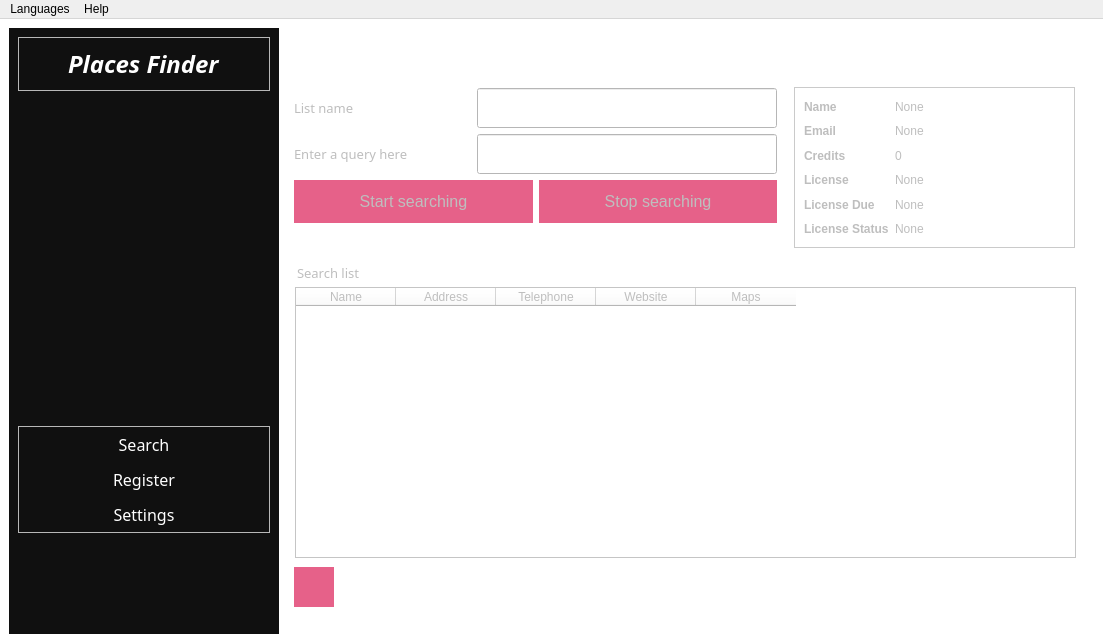
This is UI/goomaps.ui in AhmedGsm/Google-Maps-Scraper as Qt 5 draws it before an edit. The edited form follows.
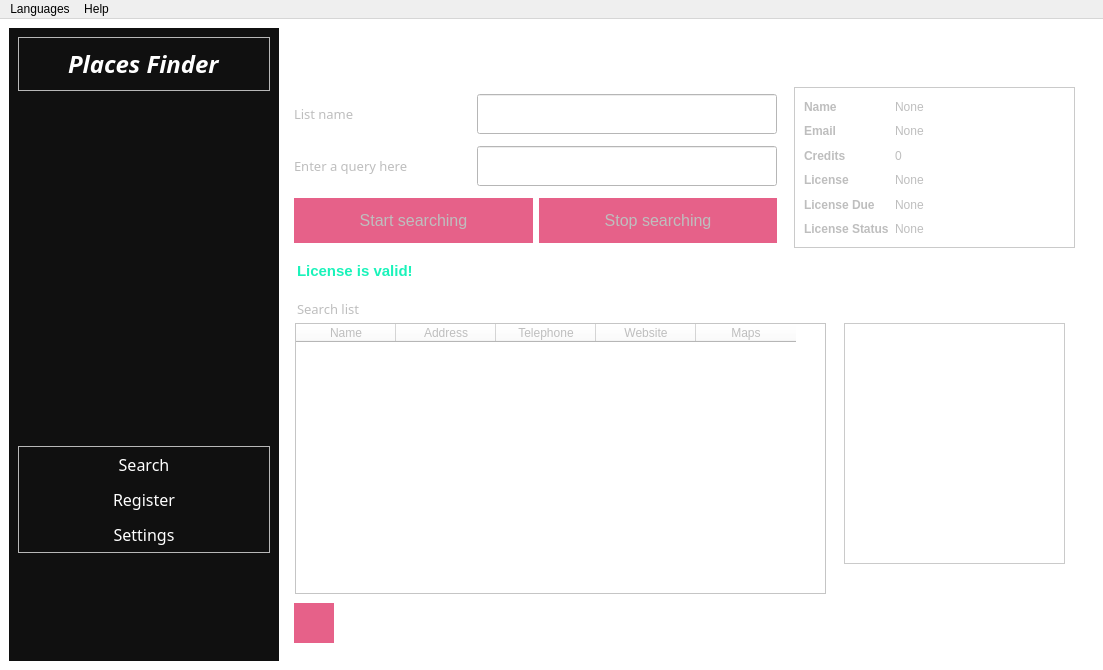
This is the edited form. Icons and pictures are not drawn.

Commit message: Display user details infos

```diff
--- a/UI/goomaps.ui
+++ b/UI/goomaps.ui
@@ -7,7 +7,7 @@
     <x>0</x>
     <y>0</y>
     <width>1103</width>
-    <height>643</height>
+    <height>670</height>
    </rect>
   </property>
   <property name="windowTitle">
@@ -215,16 +215,17 @@
         <item row="0" column="0">
          <widget class="QWidget" name="mainContent" native="true">
           <property name="styleSheet">
-           <string notr="true">#userInfosFrame {
+           <string notr="true">#userInfosFrame, #messagesLabel {
 	border: 1px solid #CACACA;
+
 }</string>
           </property>
           <widget class="QTableWidget" name="tableWidget">
            <property name="geometry">
             <rect>
              <x>1</x>
-             <y>250</y>
-             <width>781</width>
+             <y>286</y>
+             <width>531</width>
              <height>271</height>
             </rect>
            </property>
@@ -258,7 +259,7 @@
            <property name="geometry">
             <rect>
              <x>3</x>
-             <y>225</y>
+             <y>261</y>
              <width>140</width>
              <height>21</height>
             </rect>
@@ -276,10 +277,10 @@
           <widget class="QLabel" name="messagesLabel">
            <property name="geometry">
             <rect>
-             <x>520</x>
-             <y>30</y>
-             <width>271</width>
-             <height>171</height>
+             <x>550</x>
+             <y>286</y>
+             <width>221</width>
+             <height>241</height>
             </rect>
            </property>
            <property name="sizePolicy">
@@ -310,7 +311,7 @@
              <x>0</x>
              <y>51</y>
              <width>483</width>
-             <height>135</height>
+             <height>161</height>
             </rect>
            </property>
            <layout class="QVBoxLayout" name="verticalLayout_3">
@@ -344,6 +345,9 @@
               </item>
               <item>
                <widget class="QLineEdit" name="listNameEdit">
+                <property name="enabled">
+                 <bool>false</bool>
+                </property>
                 <property name="minimumSize">
                  <size>
                   <width>300</width>
@@ -425,6 +429,9 @@
             </item>
             <item>
              <layout class="QHBoxLayout" name="buttonsContainer">
+              <property name="bottomMargin">
+               <number>0</number>
+              </property>
               <item>
                <widget class="QPushButton" name="searchButton">
                 <property name="minimumSize">
@@ -484,7 +491,7 @@
            <property name="geometry">
             <rect>
              <x>0</x>
-             <y>530</y>
+             <y>566</y>
              <width>40</width>
              <height>40</height>
             </rect>
@@ -656,6 +663,28 @@
             </item>
            </layout>
           </widget>
+          <widget class="QLabel" name="licenseStatusLabel">
+           <property name="geometry">
+            <rect>
+             <x>3</x>
+             <y>225</y>
+             <width>771</width>
+             <height>18</height>
+            </rect>
+           </property>
+           <property name="font">
+            <font>
+             <pointsize>11</pointsize>
+             <bold>true</bold>
+            </font>
+           </property>
+           <property name="styleSheet">
+            <string notr="true">color: #1AF3BA</string>
+           </property>
+           <property name="text">
+            <string>License is valid!</string>
+           </property>
+          </widget>
          </widget>
         </item>
        </layout>
```
Left out of the diff: 8 changed lines with no effect on the pictures. The commit also changes 3 other files.
